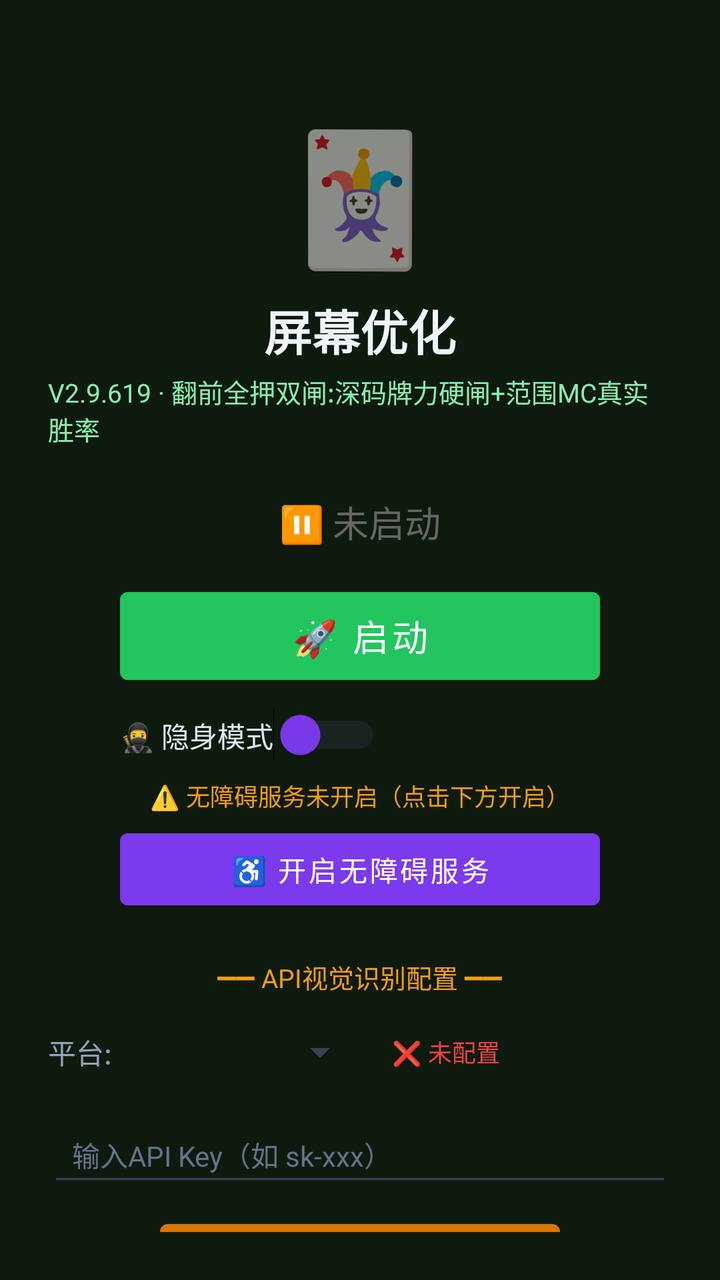
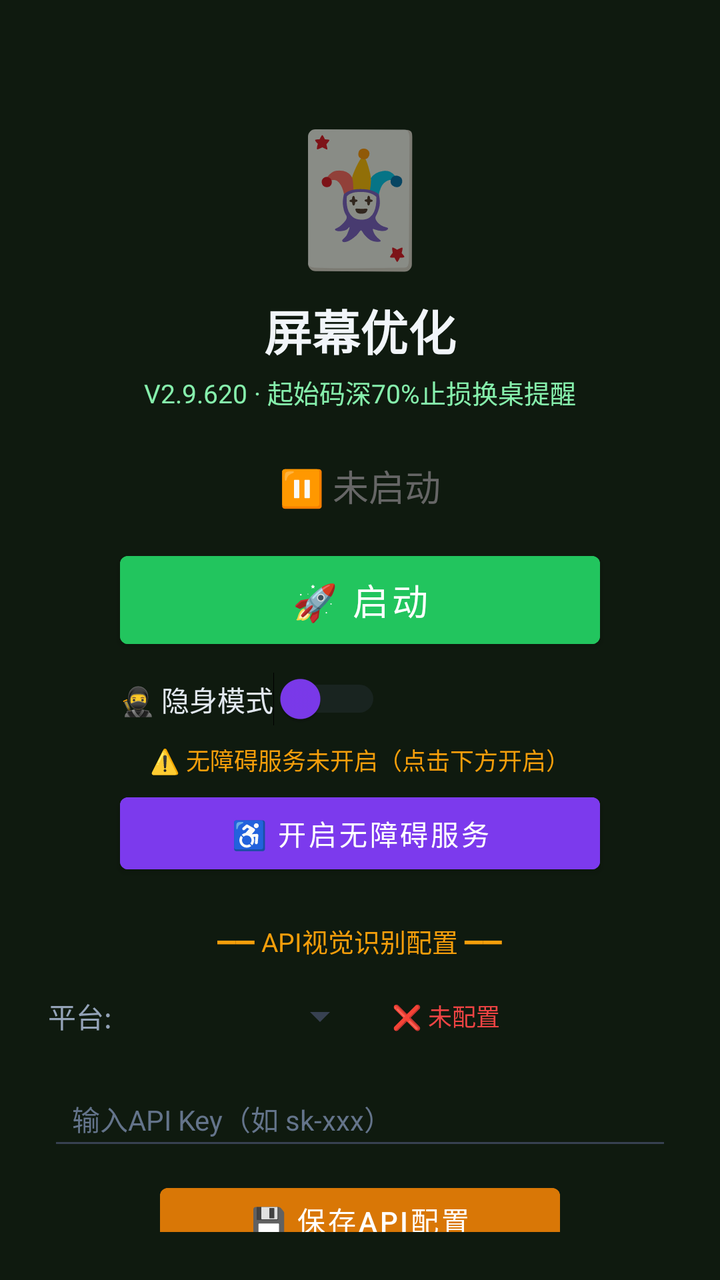

Before-and-after screenshots of an Android layout around one commit, followed by the original layout XML and the change that was made.
<!-- AndroidManifest.xml: activity theme Theme.MjScreenshot -->
<!-- res/layout/activity_main.xml -->
<?xml version="1.0" encoding="utf-8"?>
<LinearLayout xmlns:android="http://schemas.android.com/apk/res/android"
    android:layout_width="match_parent"
    android:layout_height="match_parent"
    android:orientation="vertical"
    android:background="#0f1a0f"
    android:padding="24dp"
    android:gravity="center_horizontal">

    <TextView
        android:layout_width="wrap_content"
        android:layout_height="wrap_content"
        android:text="🃏"
        android:textSize="64sp"
        android:layout_marginTop="30dp" />

    <TextView
        android:layout_width="wrap_content"
        android:layout_height="wrap_content"
        android:text="屏幕优化"
        android:textSize="24sp"
        android:textColor="#f1f5f9"
        android:textStyle="bold"
        android:layout_marginTop="8dp" />

    <TextView
        android:layout_width="wrap_content"
        android:layout_height="wrap_content"
        android:text="V2.9.619 · 翻前全押双闸:深码牌力硬闸+范围MC真实胜率"
        android:textSize="13sp"
        android:textColor="#86efac"
        android:layout_marginTop="4dp" />

    <TextView
        android:id="@+id/tvStatus"
        android:layout_width="wrap_content"
        android:layout_height="wrap_content"
        android:text="⏸ 未启动"
        android:textSize="18sp"
        android:textColor="#666666"
        android:layout_marginTop="24dp" />

    <Button
        android:id="@+id/btnStart"
        android:layout_width="240dp"
        android:layout_height="56dp"
        android:text="🚀 启动"
        android:textSize="18sp"
        android:textColor="#ffffff"
        android:backgroundTint="#22c55e"
        android:layout_marginTop="16dp" />

    <Button
        android:id="@+id/btnHelper"
        android:layout_width="240dp"
        android:layout_height="56dp"
        android:text="🃏 打开智囊"
        android:textSize="16sp"
        android:textColor="#ffffff"
        android:backgroundTint="#16a34a"
        android:layout_marginTop="12dp"
        android:visibility="gone" />

    
    <LinearLayout
        android:layout_width="240dp"
        android:layout_height="wrap_content"
        android:orientation="horizontal"
        android:gravity="center_vertical"
        android:layout_marginTop="8dp">

        <Switch
            android:id="@+id/switchStealth"
            android:layout_width="wrap_content"
            android:layout_height="wrap_content"
            android:text="🥷 隐身模式"
            android:textColor="#e2e8f0"
            android:textSize="14sp"
            android:thumbTint="#7c3aed"
            android:trackTint="#374151" />
    </LinearLayout>

    <TextView
        android:id="@+id/tvAccessibilityStatus"
        android:layout_width="wrap_content"
        android:layout_height="wrap_content"
        android:text="⚠️ 无障碍服务未开启（点击下方开启）"
        android:textSize="12sp"
        android:textColor="#f59e0b"
        android:layout_marginTop="8dp"
        android:gravity="center" />

    <Button
        android:id="@+id/btnAccessibility"
        android:layout_width="240dp"
        android:layout_height="48dp"
        android:text="♿ 开启无障碍服务"
        android:textSize="14sp"
        android:textColor="#ffffff"
        android:backgroundTint="#7c3aed"
        android:layout_marginTop="4dp" />

    <TextView
        android:layout_width="wrap_content"
        android:layout_height="wrap_content"
        android:text="━━ API视觉识别配置 ━━"
        android:textSize="13sp"
        android:textColor="#f59e0b"
        android:layout_marginTop="20dp" />

    <LinearLayout
        android:layout_width="match_parent"
        android:layout_height="wrap_content"
        android:orientation="horizontal"
        android:layout_marginTop="8dp"
        android:gravity="center_vertical">

        <TextView
            android:layout_width="wrap_content"
            android:layout_height="wrap_content"
            android:text="平台:"
            android:textSize="14sp"
            android:textColor="#94a3b8" />

        <Spinner
            android:id="@+id/spinnerProvider"
            android:layout_width="120dp"
            android:layout_height="40dp"
            android:layout_marginStart="8dp"
            android:backgroundTint="#374151" />

        <TextView
            android:id="@+id/tvApiStatus"
            android:layout_width="wrap_content"
            android:layout_height="wrap_content"
            android:text="❌ 未配置"
            android:textSize="12sp"
            android:textColor="#ef4444"
            android:layout_marginStart="12dp" />
    </LinearLayout>

    <EditText
        android:id="@+id/etApiKey"
        android:layout_width="match_parent"
        android:layout_height="44dp"
        android:hint="输入API Key（如 sk-xxx）"
        android:textSize="14sp"
        android:textColor="#e2e8f0"
        android:textColorHint="#64748b"
        android:backgroundTint="#374151"
        android:inputType="textPassword"
        android:layout_marginTop="8dp"
        android:paddingStart="12dp"
        android:paddingEnd="12dp" />

    <Button
        android:id="@+id/btnSaveApi"
        android:layout_width="200dp"
        android:layout_height="44dp"
        android:text="💾 保存API配置"
        android:textSize="14sp"
        android:textColor="#ffffff"
        android:backgroundTint="#d97706"
        android:layout_marginTop="8dp" />

    <TextView
        android:id="@+id/tvHint"
        android:layout_width="wrap_content"
        android:layout_height="wrap_content"
        android:text="先点上方按钮启动截屏"
        android:textSize="13sp"
        android:textColor="#666666"
        android:layout_marginTop="12dp"
        android:gravity="center" />

    <TextView
        android:layout_width="wrap_content"
        android:layout_height="wrap_content"
        android:text="使用步骤：\n1. 配置API Key（支持OpenAI/通义千问VL/硅基流动）\n2. 点「开启无障碍服务」→ 开启\n3. 开启「🥷隐身模式」(反检测)\n4. 点「启动」→ 允许悬浮窗\n5. 打牌时点屏幕上的🎯悬浮球即可截屏识别\n★ 拖动悬浮球可移到不挡牌的位置 ★\n★ 长按悬浮球可展开/收起详细面板 ★\n★ 悬浮球边框颜色=建议：绿=加注 橙=跟注 红=弃牌 ★"
        android:textSize="12sp"
        android:textColor="#64748b"
        android:layout_marginTop="12dp"
        android:lineSpacingExtra="3dp" />

</LinearLayout>
<!-- resources referenced by this layout -->
<resources>
  <style name="Theme.MjScreenshot" parent="Theme.MaterialComponents.DayNight.DarkActionBar">
          <item name="colorPrimary">#1e40af</item>
          <item name="colorPrimaryVariant">#1e3a8a</item>
          <item name="colorOnPrimary">#ffffff</item>
          <item name="android:statusBarColor">#0f172a</item>
      </style>
</resources>

<!-- the commit's change to res/layout/activity_main.xml (unified diff, before → after) -->
@@ -26,7 +26,7 @@
     <TextView
         android:layout_width="wrap_content"
         android:layout_height="wrap_content"
-        android:text="V2.9.619 · 翻前全押双闸:深码牌力硬闸+范围MC真实胜率"
+        android:text="V2.9.620 · 起始码深70%止损换桌提醒"
         android:textSize="13sp"
         android:textColor="#86efac"
         android:layout_marginTop="4dp" />
